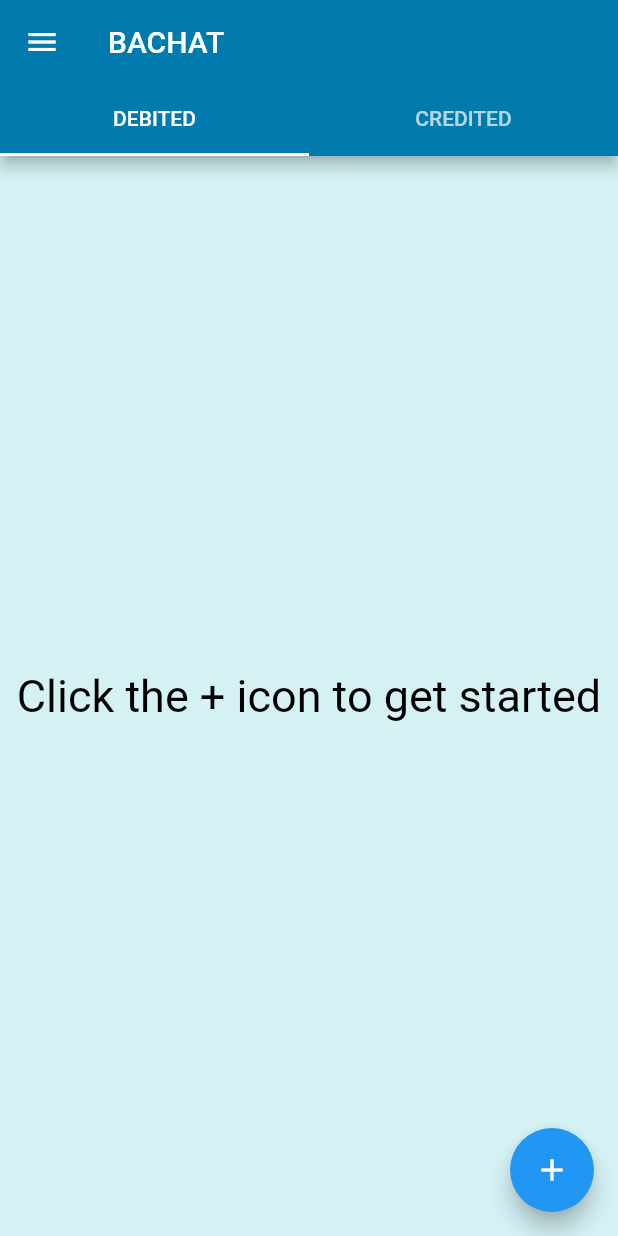
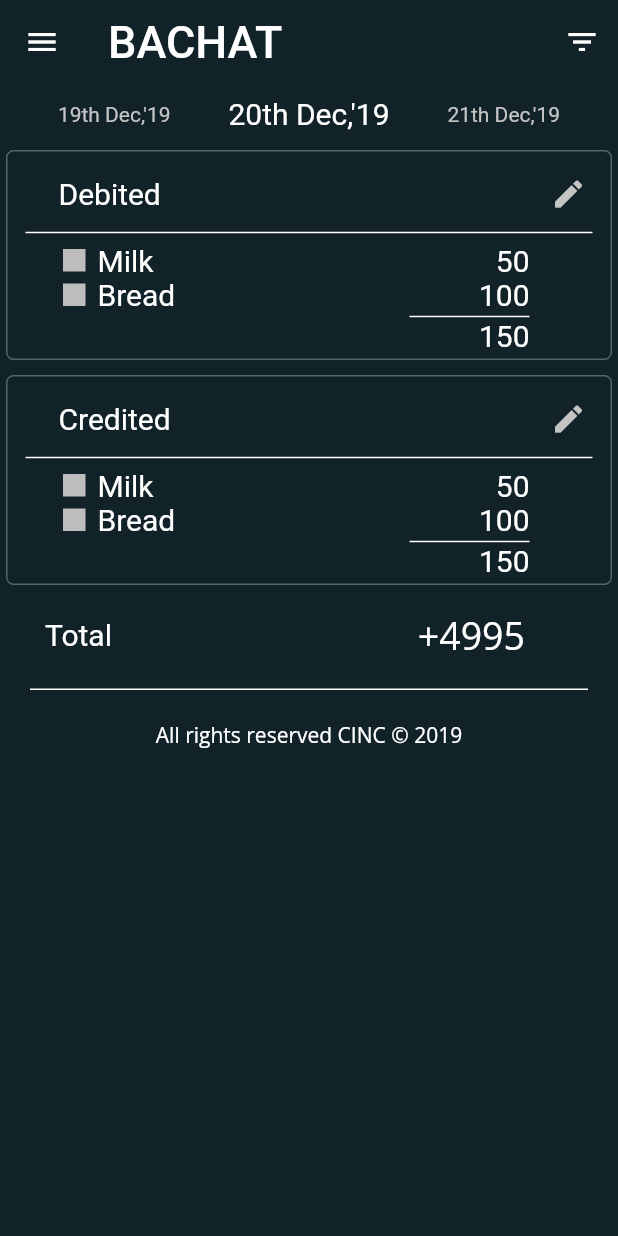
Before and after one commit to balvinderz/bachat, a Flutter app: the screen it shows after launch, on a phone screen of 412 x 824 dp. Run offline on Flutter 3.47's test engine with Material 2 defaults, Android fonts, the light colour scheme and no system bars; our stand-ins replace google_fonts, sqflite; accounts and stored records are empty; Roboto replaces fonts that are missing (CabinCondensed).

Commit message:
made summary page ui

```diff
--- a/lib/main.dart
+++ b/lib/main.dart
@@ -1,9 +1,18 @@
 import 'package:bachat/screens/bachat_page.dart';
 import 'package:bachat/screens/login_page.dart';
+import 'package:bachat/screens/summary_page.dart';
+import 'package:bachat/themes/colors.dart';
 import 'package:flutter/material.dart';
 
 void main() => runApp(
       MaterialApp(
-        home: BachatPage(),
+        theme: ThemeData(
+          cardColor: kBlackColor,
+          appBarTheme: AppBarTheme(
+            color: kBlackColor
+          ),
+          scaffoldBackgroundColor: kBlackColor
+        ),
+        home: SummaryScreen(),
       ),
     );
--- /dev/null
+++ b/lib/screens/summary_page.dart
@@ -0,0 +1,140 @@
+import 'package:bachat/models/bachat_client.dart';
+import 'package:bachat/themes/colors.dart';
+import 'package:bachat/widgets/grey_square.dart';
+import 'package:bachat/widgets/item_row.dart';
+import 'package:bachat/widgets/summary_card.dart';
+import 'package:flutter/material.dart';
+import 'package:google_fonts/google_fonts.dart';
+
+class SummaryScreen extends StatelessWidget {
+  @override
+  Widget build(BuildContext context) {
+    List<Item> items = List();
+    items.add(Item(
+      id: 1,
+      itemName: "Milk",
+      cost: "50",
+      type: "Credited"
+    ));
+    items.add(Item(
+        id: 2,
+        itemName: "Bread",
+        cost: "100",
+        type: "Debiited"
+    ));
+    // TODO: implement build
+    return Scaffold(
+      //    backgroundColor: Color(0xFF203B46),
+      appBar: AppBar(
+        elevation: 0,
+        //   backgroundColor: Color(0xFF203B46),
+        leading: Icon(
+          Icons.menu,
+          color: Colors.white,
+        ),
+        title: Text(
+          "Bachat".toUpperCase(),
+          style: GoogleFonts.atomicAge(fontSize: 30),
+        ),
+        actions: <Widget>[
+          IconButton(
+            icon: Icon(Icons.filter_list),
+            onPressed: () {},
+          )
+        ],
+      ),
+      body: SingleChildScrollView(
+        child: Column(
+          crossAxisAlignment: CrossAxisAlignment.start,
+          children: <Widget>[
+            Container(
+              color: kBlackColor,
+              height: 40,
+              child: Row(
+                mainAxisAlignment: MainAxisAlignment.spaceEvenly,
+                crossAxisAlignment: CrossAxisAlignment.center,
+                children: <Widget>[
+                  Text("19th Dec,'19",
+                      style: TextStyle(
+                          fontFamily: 'CabinCondensed',
+                          color: Color(0xFFC4C4C4),
+                          fontSize: 14)),
+                  Text(
+                    "20th Dec,'19",
+                    style: TextStyle(
+                        fontFamily: 'CabinCondensed',
+                        color: Colors.white,
+                        fontSize: 20),
+                  ),
+                  Text("21th Dec,'19",
+                      style: TextStyle(
+                          fontFamily: 'CabinCondensed',
+                          color: Color(0xFFC4C4C4),
+                          fontSize: 14)),
+                ],
+              ),
+            ),
+            SummaryCard(
+              type: "Debited",
+              items : items
+            ),
+            SizedBox(
+              height: 2,
+            ),
+            SummaryCard(
+              type: "Credited",
+                items : items
+
+            ),
+            Padding(
+              padding: const EdgeInsets.only(top :12.0,left: 30,right: 12),
+              child: Row(
+                children: <Widget>[
+                  Text("Total",
+                      style: TextStyle(
+                          fontFamily: 'CabinCondensed',
+                          color: Colors.white,
+                          fontSize: 20)),
+                  Expanded(
+                    child: Padding(
+                      padding: const EdgeInsets.only(right :50.0),
+                      child: Align(
+                        alignment: Alignment.topRight,
+                        child:  Text("+4995",
+                            style: GoogleFonts.openSans(
+                                //fontFamily: 'CabinCondensed',
+                                color: Colors.white,
+                                fontSize: 25)),
+                      ),
+                    ),
+                  ),
+
+                ],
+
+              ),
+
+            ),
+            Padding(
+              padding: const EdgeInsets.all(20.0),
+              child: Divider(
+                color: Colors.white,
+                thickness: 1,
+                height: 0
+              ),
+            ),
+            Align(
+              alignment: Alignment.bottomCenter,
+              child: Text(
+                "All rights reserved CINC © 2019",
+                style: GoogleFonts.openSans(
+                  color: Colors.white,
+                  fontSize: 14
+                ),
+              ),
+            )
+          ],
+        )
+      ),
+    );
+  }
+}
--- /dev/null
+++ b/lib/themes/colors.dart
@@ -0,0 +1,2 @@
+import 'package:flutter/material.dart';
+const kBlackColor = Color(0xFF122229);
--- a/lib/widgets/grey_square.dart
+++ b/lib/widgets/grey_square.dart
@@ -2,13 +2,17 @@ import 'package:flutter/material.dart';
 
 class GreySquare extends StatelessWidget
 {
+  GreySquare({this.size});
+  int size;
   @override
   Widget build(BuildContext context) {
     // TODO: implement build
     return  Container(
-      height: 25,
-      width: 25,
-      margin: EdgeInsets.all(12.0),
+      height: size!=null? size.toDouble(): 25.0,
+      width: size!=null ? size.toDouble() : 25.0,
+      padding: EdgeInsets.all(12.0),
+      margin: EdgeInsets.all(3.0),
+
       color: Colors.grey.shade400,
     );
   }
--- /dev/null
+++ b/lib/widgets/item_row.dart
@@ -0,0 +1,48 @@
+import 'package:flutter/material.dart';
+
+import 'grey_square.dart';
+class ItemRow extends StatelessWidget
+{
+  final itemName,cost;
+
+  const ItemRow({Key key, this.itemName, this.cost}) : super(key: key);
+
+  @override
+  Widget build(BuildContext context) {
+    // TODO: implement build
+    return                   Row(
+      mainAxisAlignment: MainAxisAlignment.spaceEvenly,
+      children: <Widget>[
+        SizedBox(width: 30,),
+        GreySquare(size: 15,),
+        SizedBox(width: 5,),
+        Text(itemName,style: TextStyle(
+            fontFamily: 'CabinCondensed',
+            color: Colors.white,
+            fontSize: 20
+        ),
+        //overflow: TextOverflow.ellipsis,
+
+        ),
+        Expanded(
+
+          child: Align(
+            alignment: Alignment.topRight,
+            child: Padding(
+              padding: const EdgeInsets.only(right :50.0),
+              child: Text("$cost",style: TextStyle(
+                fontFamily: 'CabinCondensed',
+                fontSize: 20,
+                color: Colors.white,
+              ),
+                maxLines: 1,
+                textAlign: TextAlign.start,
+              ),
+            ),
+          ),
+        )
+      ],
+    );
+
+  }
+}
--- /dev/null
+++ b/lib/widgets/summary_card.dart
@@ -0,0 +1,115 @@
+import 'package:bachat/models/bachat_client.dart';
+import 'package:bachat/themes/colors.dart';
+import 'package:flutter/material.dart';
+
+import 'item_row.dart';
+
+class SummaryCard extends StatelessWidget {
+  final String type;
+  final List<Item> items;
+
+  const SummaryCard({Key key, this.type, this.items}) : super(key: key);
+
+  @override
+  Widget build(BuildContext context) {
+    // TODO: implement build
+    return Container(
+      margin: EdgeInsets.all(4),
+      padding: EdgeInsets.all(4),
+      width: double.infinity,
+      decoration: BoxDecoration(
+          borderRadius: BorderRadius.circular(5),
+          border: Border.all(color: Color(0xFF54646A)),
+          color: kBlackColor),
+      child: Column(
+        crossAxisAlignment: CrossAxisAlignment.start,
+        children: <Widget>[
+          Row(
+            mainAxisAlignment: MainAxisAlignment.start,
+            children: <Widget>[
+              Padding(
+                padding: const EdgeInsets.only(left: 30.0),
+                child: Text(
+                  type,
+                  style: TextStyle(
+                    fontSize: 20,
+                    fontFamily: 'CabinCondensed',
+                    color: Colors.white,
+                    // fontWeight: FontWeight.bold
+                  ),
+                ),
+              ),
+              Expanded(
+                child: Align(
+                  alignment: Alignment.topRight,
+                  child: IconButton(
+                    icon: Icon(
+                      Icons.edit,
+                      color: Color(0xFFC4C4C4),
+                    ),
+                    onPressed: () {},
+                  ),
+                ),
+              )
+            ],
+          ),
+          Padding(
+            padding: const EdgeInsets.symmetric(horizontal: 8.0, vertical: 0),
+            child: Divider(
+              height: 4,
+              color: Colors.white,
+              thickness: 1,
+            ),
+          ),
+          SizedBox(
+            height: 5,
+          ),
+         ...generateItemRow(),
+          SizedBox(height: 2),
+          Align(
+            alignment: Alignment.topRight,
+            child: Padding(
+              padding: const EdgeInsets.only(right: 50.0),
+              child: SizedBox(
+                width: 80,
+                child: Divider(
+                  thickness: 1,
+                  height: 2,
+                  color: Colors.white,
+                ),
+              ),
+            ),
+          ),
+          Align(
+            alignment: Alignment.topRight,
+            child: Padding(
+              padding: const EdgeInsets.only(right: 50.0),
+              child: Text(
+                "${getTotal()}",
+                style: TextStyle(
+                    color: Colors.white,
+                    fontSize: 20,
+                    fontFamily: "CabinCondensed"),
+              ),
+            ),
+          ),
+        ],
+      ),
+    );
+  }
+
+  List<Widget> generateItemRow() {
+    //return [Container()];
+    print(items[0].cost);
+    return items.map((item) => ItemRow(
+      itemName: item.itemName,
+      cost: int.parse(item.cost),
+    )).toList();
+  }
+  int getTotal(){
+    var sum=0;
+   for(int i=0;i<items.length;i++)
+     sum+=int.parse(items[i].cost);
+   return sum;
+  }
+}
```
Also changed, not shown: pubspec.yaml (+6 -2 lines), assets/fonts/cabin.ttf (added), pubspec.lock.
